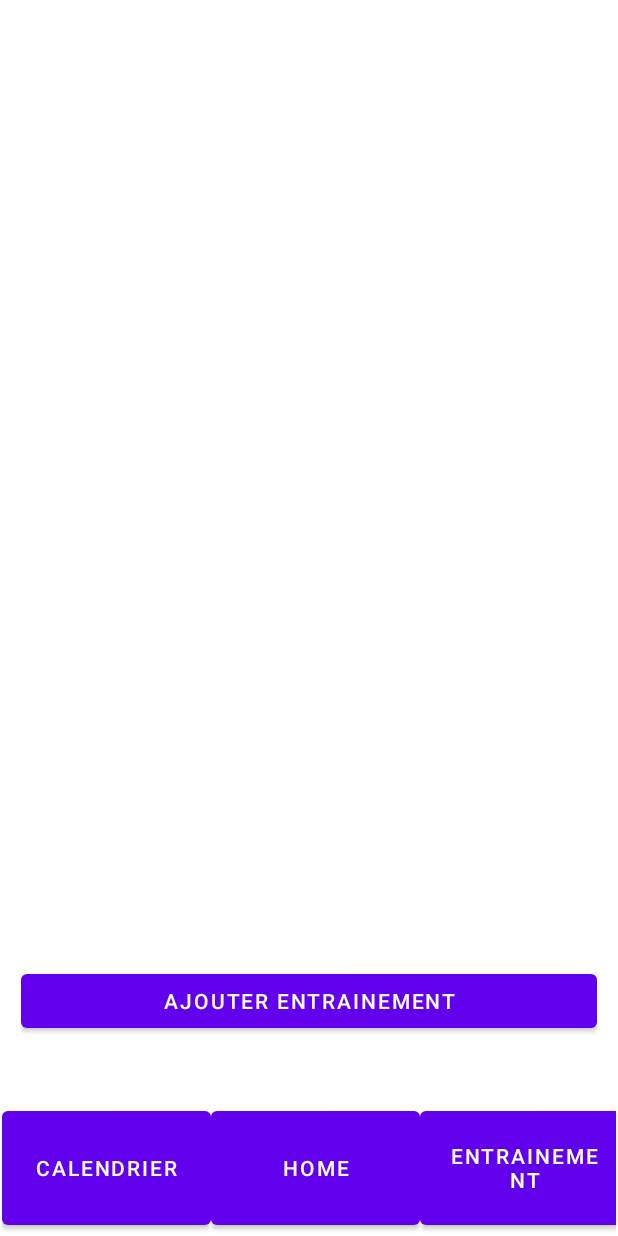
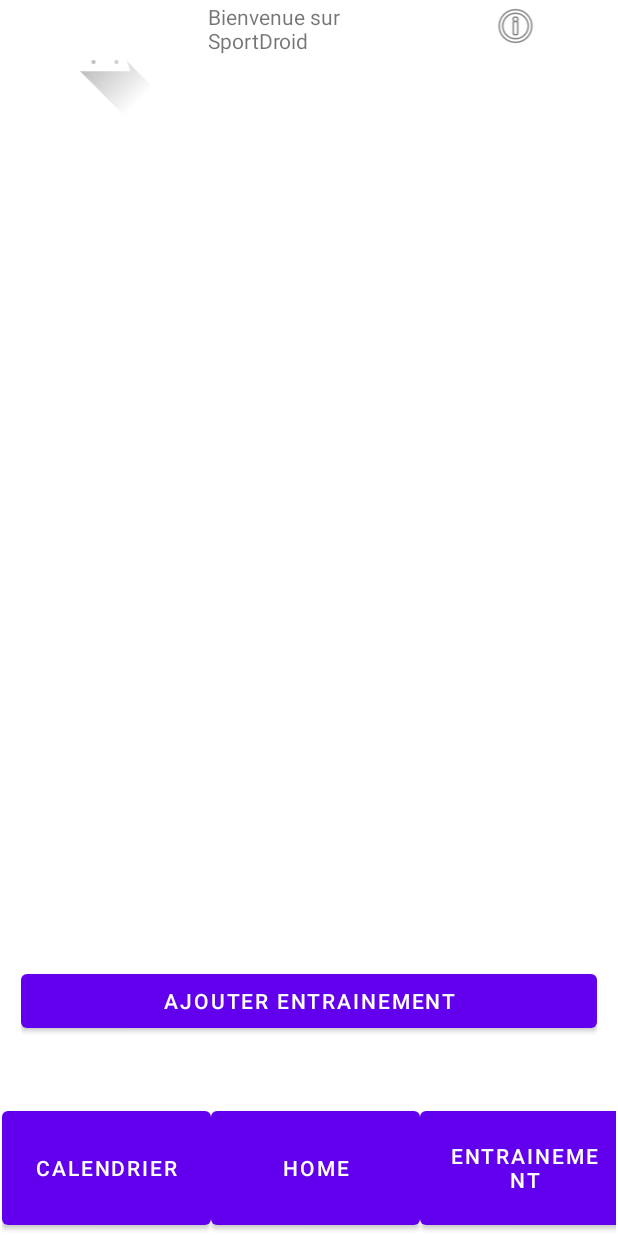
Before and after one commit to Ananas-prog/SportDroid, an Android app: the screen it shows after launch (MainActivity), on a phone screen of 412 x 824 dp. Run offline under Robolectric (Android 15) with nearby library versions, the phone set to English and light mode, and no system bars.

Commit message:
type de sport + date

```diff
--- a/app/src/main/AndroidManifest.xml
+++ b/app/src/main/AndroidManifest.xml
@@ -16,7 +16,7 @@
             android:name=".ajout_entrainement"
             android:exported="false" />
         <activity
-            android:name=".Calendar"
+            android:name=".calendrier"
             android:exported="false" />
         <activity
             android:name=".MainActivity"
--- a/app/src/main/java/com/example/sportdroid/MainActivity.java
+++ b/app/src/main/java/com/example/sportdroid/MainActivity.java
@@ -61,7 +61,7 @@ public class MainActivity extends AppCompatActivity {
         startActivity(intent);
     }
     public void calender(){
-        Intent intent = new Intent(this, Calendar.class);
+        Intent intent = new Intent(this, calendrier.class);
         startActivity(intent);
     }
     public void entrainement(){
--- a/app/src/main/java/com/example/sportdroid/entrainement.java
+++ b/app/src/main/java/com/example/sportdroid/entrainement.java
@@ -46,7 +46,7 @@ public class entrainement extends AppCompatActivity {
         startActivity(intent);
     }
     public void calender(){
-        Intent intent = new Intent(this, Calendar.class);
+        Intent intent = new Intent(this, calendrier.class);
         startActivity(intent);
     }
     public void entrainement(){
--- a/app/src/main/res/layout/activity_calendar.xml
+++ b/app/src/main/res/layout/activity_calendar.xml
@@ -4,7 +4,7 @@
     xmlns:tools="http://schemas.android.com/tools"
     android:layout_width="match_parent"
     android:layout_height="match_parent"
-    tools:context=".Calendar">
+    tools:context=".calendrier">
 
     <LinearLayout
         android:layout_width="409dp"
--- a/app/src/main/res/layout/activity_main.xml
+++ b/app/src/main/res/layout/activity_main.xml
@@ -79,4 +79,58 @@
             android:text="@string/ButtonAjoutEntrainement" />
     </LinearLayout>
 
+    <LinearLayout
+        android:layout_width="0dp"
+        android:layout_height="78dp"
+        android:layout_marginStart="1dp"
+        android:layout_marginTop="1dp"
+        android:orientation="horizontal"
+        app:layout_constraintEnd_toEndOf="parent"
+        app:layout_constraintStart_toStartOf="parent"
+        app:layout_constraintTop_toTopOf="parent"
+        android:layout_weight="1"
+        >
+
+        <LinearLayout
+            android:layout_width="match_parent"
+            android:layout_height="match_parent"
+            android:orientation="vertical"
+            android:layout_weight="0.33"
+            >
+
+            <ImageView
+                android:id="@+id/imageView3"
+                android:layout_width="match_parent"
+                android:layout_height="wrap_content"
+                app:srcCompat="@drawable/ic_launcher_foreground" />
+        </LinearLayout>
+        <LinearLayout
+            android:layout_width="match_parent"
+            android:layout_height="match_parent"
+            android:orientation="vertical"
+            android:layout_weight="0.33"
+            >
+
+            <TextView
+                android:id="@+id/textView"
+                android:layout_width="match_parent"
+                android:layout_height="wrap_content"
+                android:text="@string/presentation"
+                />
+        </LinearLayout>
+        <LinearLayout
+            android:layout_width="match_parent"
+            android:layout_height="match_parent"
+            android:orientation="vertical"
+            android:layout_weight="0.33"
+            >
+
+            <ImageView
+                android:id="@+id/imageView2"
+                android:layout_width="match_parent"
+                android:layout_height="wrap_content"
+                app:srcCompat="@android:drawable/ic_menu_info_details" />
+        </LinearLayout>
+    </LinearLayout>
+
 </androidx.constraintlayout.widget.ConstraintLayout>
--- a/app/src/main/res/values/strings.xml
+++ b/app/src/main/res/values/strings.xml
@@ -4,6 +4,11 @@
     <string name="ButtonHome">Home</string>
     <string name="ButtonEntrainement">Entrainement</string>
     <string name="ButtonAjoutEntrainement">Ajouter entrainement</string>
+    <string name="presentation">Bienvenue sur SportDroid</string>
+    <string name="typeDeSport">Type de sport </string>
+    <string name="date">date</string>
+
+
 
 
 
```
Also changed, not shown: app/src/main/java/com/example/sportdroid/ajout_entrainement.java (+118 -0 lines), app/src/main/java/com/example/sportdroid/calendrier.java (renamed from app/src/main/java/com/example/sportdroid/Calendar.java, +5 -2 lines), app/src/main/res/layout/activity_ajout_entrainement.xml (+64 -0 lines).
